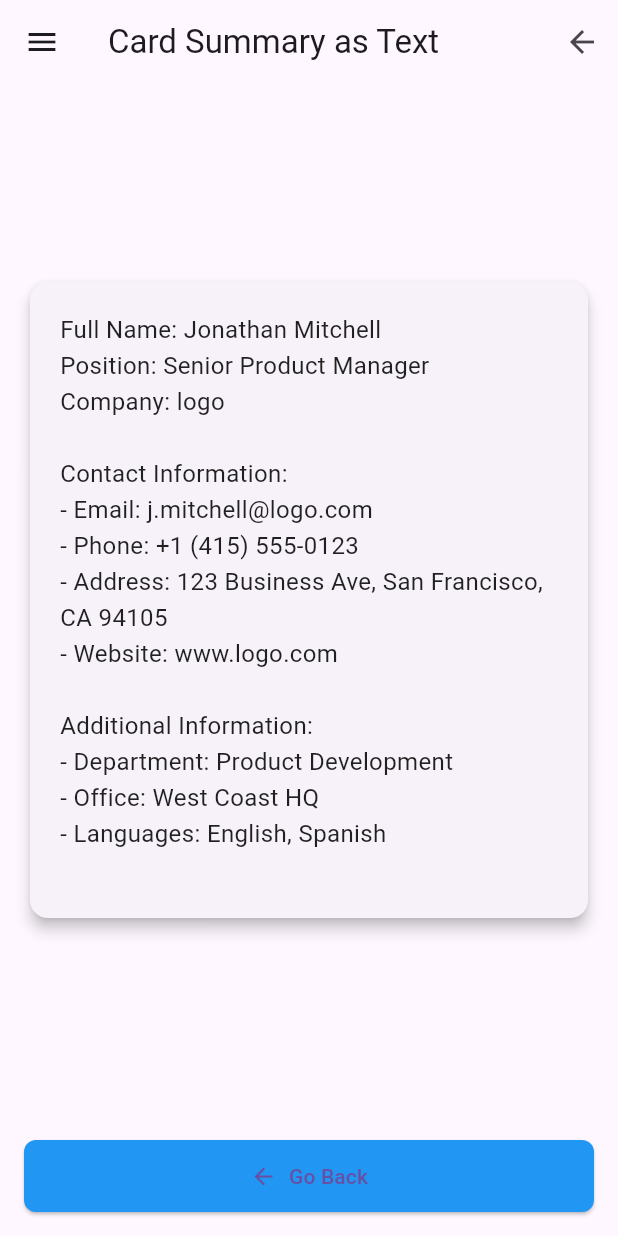
After one commit to mocro-mafia/ocr-microservices, a Flutter app: the CardSummaryTest screen opened directly, on a phone screen of 412 x 824 dp. The commit adds this screen. Run offline on Flutter 3.47's test engine with Material 3 defaults, Android fonts, the light colour scheme and no system bars; our stand-ins replace file_picker, logger.

Commit message:
Repport Pages : 	+ Repport Page Test to diplay a simple Bloc of text 	+ Repport Page Summary to display the Summary extracted of a Card 	+ Linked routes

```diff
--- /dev/null
+++ b/flutter_ocr/lib/Pages/Repport/card_summary_test.dart
@@ -0,0 +1,85 @@
+import 'package:flutter/material.dart';
+import 'package:flutter_ocr/Components/custom_drawer.dart';
+
+class CardSummaryTest extends StatelessWidget {
+  const CardSummaryTest({Key? key}) : super(key: key);
+
+  @override
+  Widget build(BuildContext context) {
+    return Scaffold(
+      appBar: AppBar(
+        title: const Text('Card Summary as Text'),
+        actions: [
+          IconButton(
+            icon: const Icon(Icons.arrow_back),
+            onPressed: () {
+              Navigator.pop(context); // Navigate back to the previous page
+            },
+          ),
+        ],
+      ),
+      drawer: const Customdrawer(),
+      body: Padding(
+        padding: const EdgeInsets.all(16.0),
+        child: Center(
+          child: Card(
+            elevation: 4,
+            shape: RoundedRectangleBorder(
+              borderRadius: BorderRadius.circular(12),
+            ),
+            child: Padding(
+              padding: const EdgeInsets.all(20.0),
+              child: Column(
+                mainAxisSize: MainAxisSize.min,
+                crossAxisAlignment: CrossAxisAlignment.start,
+                children: const [
+                  Text(
+                    '''
+Full Name: Jonathan Mitchell
+Position: Senior Product Manager
+Company: logo
+
+Contact Information:
+- Email: j.mitchell@logo.com
+- Phone: +1 (415) 555-0123
+- Address: 123 Business Ave, San Francisco, CA 94105
+- Website: www.logo.com
+
+Additional Information:
+- Department: Product Development
+- Office: West Coast HQ
+- Languages: English, Spanish
+                    ''',
+                    style: TextStyle(
+                      fontSize: 16,
+                      height: 1.5, // Line height for better readability
+                      color: Colors.black87,
+                    ),
+                    textAlign: TextAlign.left, // Keep alignment consistent
+                  ),
+                ],
+              ),
+            ),
+          ),
+        ),
+      ),
+      bottomNavigationBar: Padding(
+        padding: const EdgeInsets.all(16.0),
+        child: ElevatedButton.icon(
+          onPressed: () {
+            Navigator.pop(context); // Navigate back to the previous page
+          },
+          icon: const Icon(Icons.arrow_back),
+          label: const Text('Go Back'),
+          style: ElevatedButton.styleFrom(
+            padding: const EdgeInsets.symmetric(vertical: 14),
+            backgroundColor: Colors.blue,
+            shape: RoundedRectangleBorder(
+              borderRadius: BorderRadius.circular(8),
+            ),
+          ),
+        ),
+      ),
+    );
+  }
+}
```
Also changed, not shown: flutter_ocr/lib/Pages/Repport/card_summary_page.dart (added, +163 -0 lines), flutter_ocr/lib/Pages/upload_file.dart (+27 -4 lines).
